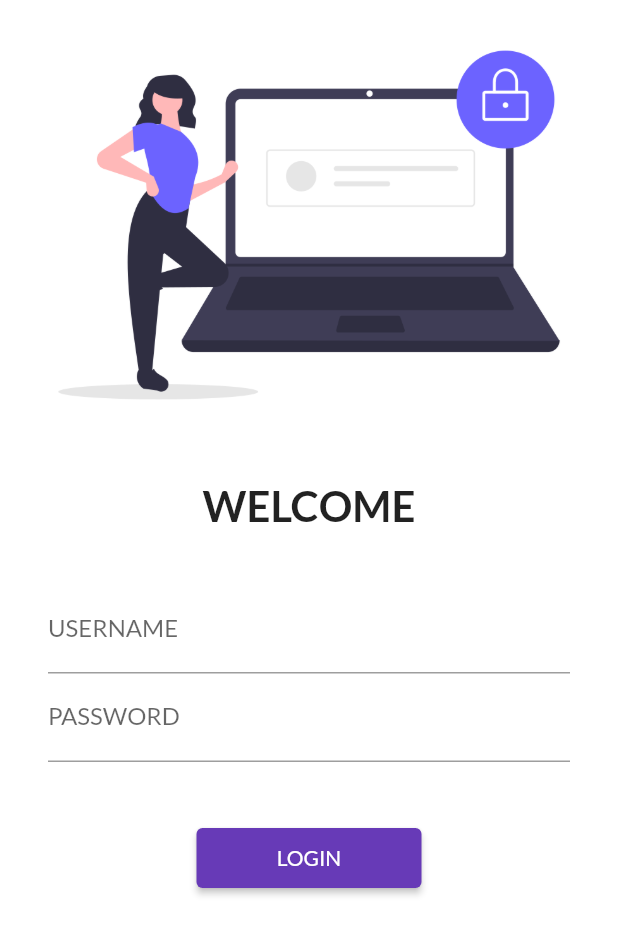
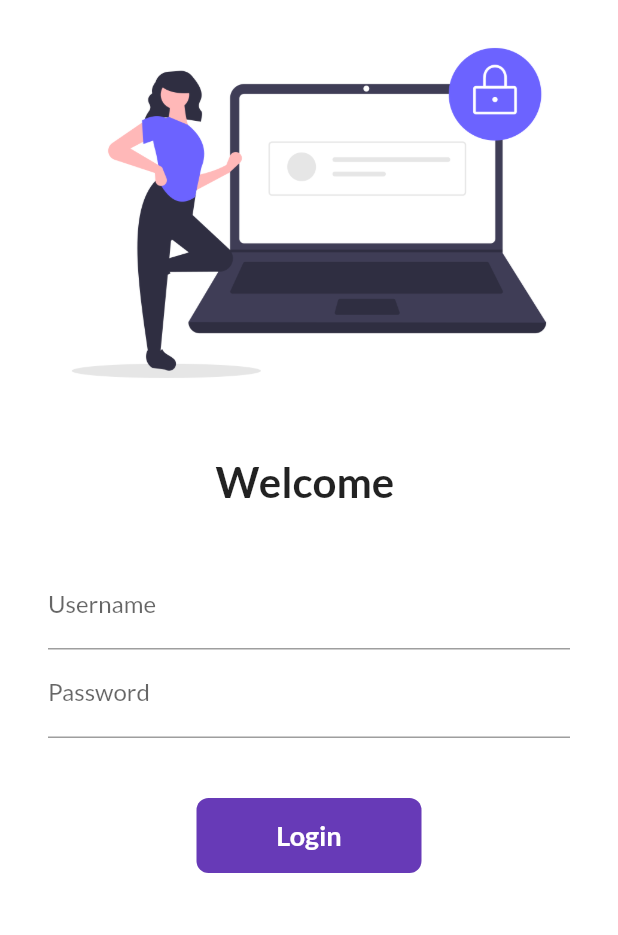
Before and after one commit to ashishmaithani17/FLUTTER, a Flutter app: the screen it shows after launch, on a phone screen of 412 x 824 dp. Shown: the top 935 px of the screen. Run offline on Flutter 3.47's test engine with Material 2 defaults, Android fonts, the phone set to English and light mode, and no system bars; our stand-ins replace google_fonts.

Commit message:
day 6 completed

```diff
--- a/lib/main.dart
+++ b/lib/main.dart
@@ -27,9 +27,9 @@ class Myapp extends StatelessWidget {
       // initialRoute: "/home",
 
       routes: {
-        "/": (context) =>loginpage(),
+        "/": (context) =>LoginPage(),
         MyRoutes.homeRoute : (context)=> homepage(),
-        MyRoutes.loginRoute: (context) =>loginpage()
+        MyRoutes.loginRoute: (context) =>LoginPage()
       },
     );
   }
--- a/lib/pages/login_page.dart
+++ b/lib/pages/login_page.dart
@@ -1,71 +1,111 @@
 import 'package:flutter/material.dart';
 import 'package:flutter_application_1/pages/utils/routes.dart';
 
-class loginpage extends StatelessWidget {
-  const loginpage({ Key? key }) : super(key: key);
+
+class LoginPage extends StatefulWidget {
+  @override
+  _LoginPageState createState() => _LoginPageState();
+}
+
+class _LoginPageState extends State<LoginPage> {
+  String name = "";
+  bool changeButton = false;
 
   @override
   Widget build(BuildContext context) {
     return Material(
         color: Colors.white,
         child: SingleChildScrollView(
-        child: Column(children: [
-          Image.asset("assests/images/login.png",
+          child: Column(
+            children: [
+              Image.asset(
+                "assests/images/login.png",
                 fit: BoxFit.cover,
-           height:300,
               ),
               SizedBox(
                 height: 20.0,
-            child: Text(""),
               ),
-
-        Text("WELCOME",
+              Text(
+                "Welcome $name",
                 style: TextStyle(
                   fontSize: 28,
                   fontWeight: FontWeight.bold,
                 ),
               ),
-
               SizedBox(
                 height: 20.0,
-            child: Text(""),
               ),
-
               Padding(
-           padding: const EdgeInsets.symmetric(vertical: 16.0, horizontal: 32.0),
-           child: Column(children: [
+                padding: const EdgeInsets.symmetric(
+                    vertical: 16.0, horizontal: 32.0),
+                child: Column(
+                  children: [
                     TextFormField(
                       decoration: InputDecoration(
-                hintText: "ENTER USERNAME", labelText: "USERNAME",
+                        hintText: "Enter username",
+                        labelText: "Username",
                       ),
+                      onChanged: (value) {
+                        name = value;
+                        setState(() {});
+                      },
                     ),
-
                     TextFormField(
                       obscureText: true,
                       decoration: InputDecoration(
-                hintText: "ENTER PASSWORD", labelText: "PASSWORD",
+                        hintText: "Enter password",
+                        labelText: "Password",
                       ),
                     ),
                     SizedBox(
                       height: 40.0,
                     ),
 
-              ElevatedButton(
-               child: Text("LOGIN"),
-               style: TextButton.styleFrom(minimumSize: Size(150,40)),
-               onPressed: (){
-                 Navigator.pushNamed(context,MyRoutes.homeRoute);
-               }
+                    InkWell(
+                      onTap: () async {
+                        setState(() {
+                          changeButton = true;
+                        });
+                        await Future.delayed(Duration(seconds: 1));
+                        Navigator.pushNamed(context, MyRoutes.homeRoute);
+                      },
+                      child: AnimatedContainer(
+                        duration: Duration(seconds: 1),
+                        width: changeButton ? 50 : 150,
+                        height: 50,
+                        alignment: Alignment.center,
+                        child: changeButton
+                            ? Icon(
+                                Icons.done,
+                                color: Colors.white,
+                              )
+                            : Text(
+                                "Login",
+                                style: TextStyle(
+                                    color: Colors.white,
+                                    fontWeight: FontWeight.bold,
+                                    fontSize: 18),
+                              ),
+                        decoration: BoxDecoration(
+                          color: Colors.deepPurple,
+                          borderRadius:
+                              BorderRadius.circular(changeButton ? 50 : 8),
+                        ),
+                      ),
                     ),
 
-
+                    // ElevatedButton(
+                    //   child: Text("Login"),
+                    //   style: TextButton.styleFrom(minimumSize: Size(150, 40)),
+                    //   onPressed: () {
+                    //     Navigator.pushNamed(context, MyRoutes.homeRoute);
+                    //   },
+                    // )
                   ],
                 ),
               )
             ],
-
           ),
-      )
-    );
+        ));
   }
 }
```
Lines whose indentation alone changed are shown as unchanged.
